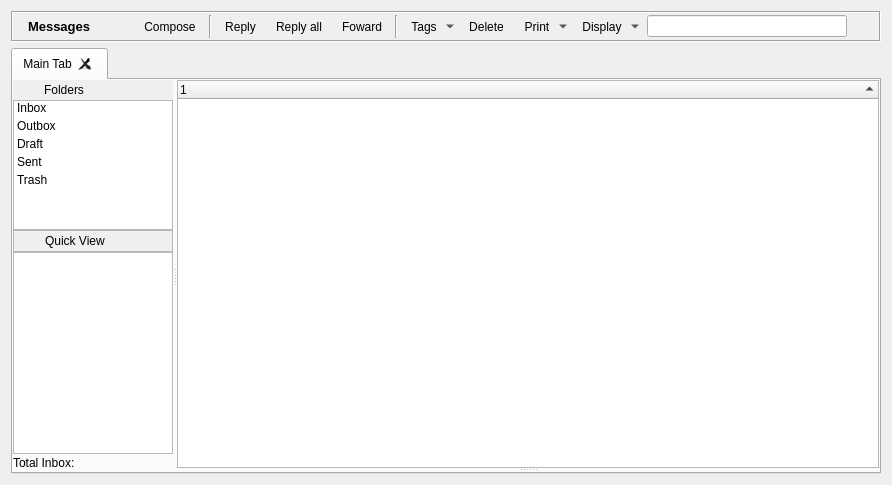
First picture: the form in retroshare-gui/src/gui/MessagesDialog.ui, repository RetroShare/RetroShare, before the edit.
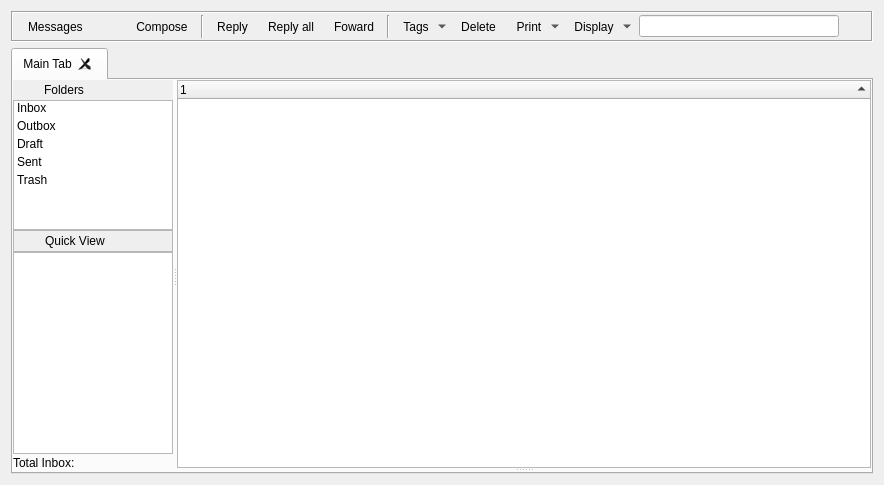
Second picture: the form after the edit. Icons and pictures are not drawn. Custom widgets are drawn as their Qt base class.

Commit message: Moved font size definitions from ui files to default qss. Added new base class StyledLabel to emulate the missing font-size by factor in qss.

```diff
--- a/retroshare-gui/src/gui/MessagesDialog.ui
+++ b/retroshare-gui/src/gui/MessagesDialog.ui
@@ -134,14 +134,7 @@
        </widget>
       </item>
       <item row="0" column="1">
-       <widget class="QLabel" name="titleBarLabel">
-        <property name="font">
-         <font>
-          <pointsize>10</pointsize>
-          <weight>75</weight>
-          <bold>true</bold>
-         </font>
-        </property>
+       <widget class="StyledLabel" name="titleBarLabel">
         <property name="text">
          <string>Messages</string>
         </property>
@@ -751,11 +744,6 @@
             <enum>Qt::Vertical</enum>
            </property>
            <widget class="RSTreeWidget" name="messageTreeWidget">
-            <property name="font">
-             <font>
-              <pointsize>9</pointsize>
-             </font>
-            </property>
             <property name="contextMenuPolicy">
              <enum>Qt::CustomContextMenu</enum>
             </property>
@@ -868,6 +856,11 @@
    <extends>QLineEdit</extends>
    <header location="global">gui/common/LineEditClear.h</header>
   </customwidget>
+  <customwidget>
+   <class>RSTreeWidget</class>
+   <extends>QTreeWidget</extends>
+   <header>gui/common/RSTreeWidget.h</header>
+  </customwidget>
   <customwidget>
    <class>RSTabWidget</class>
    <extends>QTabWidget</extends>
@@ -875,9 +868,9 @@
    <container>1</container>
   </customwidget>
   <customwidget>
-   <class>RSTreeWidget</class>
-   <extends>QTreeWidget</extends>
-   <header>gui/common/RSTreeWidget.h</header>
+   <class>StyledLabel</class>
+   <extends>QLabel</extends>
+   <header>gui/common/StyledLabel.h</header>
   </customwidget>
  </customwidgets>
  <tabstops>
```
Left out of the diff: 10 changed lines with no effect on the pictures. The commit also changes 41 other files.
